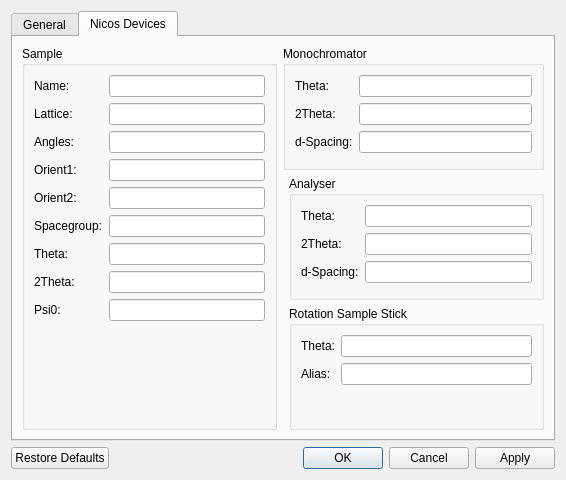
The window that ui/settings.ui (tweber-ill/frm_mirror-takin1) describes before a commit, drawn with Qt 5.
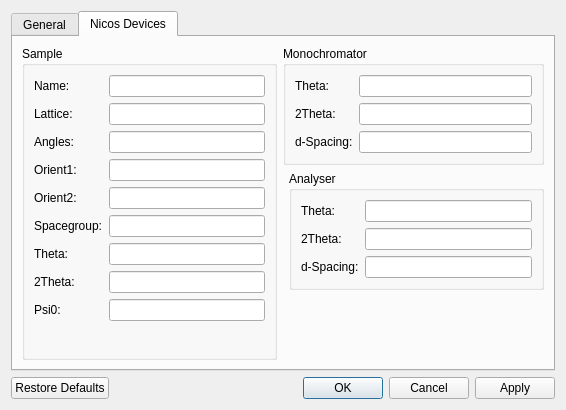
The same window after the commit. The open tabs and pages were chosen to show the change.

Commit message: simplified a3 calc

What changed in the file:
```diff
--- a/ui/settings.ui
+++ b/ui/settings.ui
@@ -7,7 +7,7 @@
     <x>0</x>
     <y>0</y>
     <width>566</width>
-    <height>480</height>
+    <height>410</height>
    </rect>
   </property>
   <property name="windowTitle">
@@ -447,43 +447,6 @@
          </layout>
         </widget>
        </item>
-       <item row="2" column="2">
-        <widget class="QGroupBox" name="groupBox_4">
-         <property name="title">
-          <string>Rotation Sample Stick</string>
-         </property>
-         <layout class="QFormLayout" name="formLayout_4">
-          <item row="0" column="0">
-           <widget class="QLabel" name="label_16">
-            <property name="text">
-             <string>Theta:</string>
-            </property>
-           </widget>
-          </item>
-          <item row="0" column="1">
-           <widget class="QLineEdit" name="editRotTheta">
-            <property name="text">
-             <string/>
-            </property>
-           </widget>
-          </item>
-          <item row="1" column="0">
-           <widget class="QLabel" name="label_17">
-            <property name="text">
-             <string>Alias:</string>
-            </property>
-           </widget>
-          </item>
-          <item row="1" column="1">
-           <widget class="QLineEdit" name="editRotAlias">
-            <property name="text">
-             <string/>
-            </property>
-           </widget>
-          </item>
-         </layout>
-        </widget>
-       </item>
       </layout>
      </widget>
     </widget>
```
Left out of the diff: 2 changed lines with no effect on the pictures. The commit also changes 2 other files.
